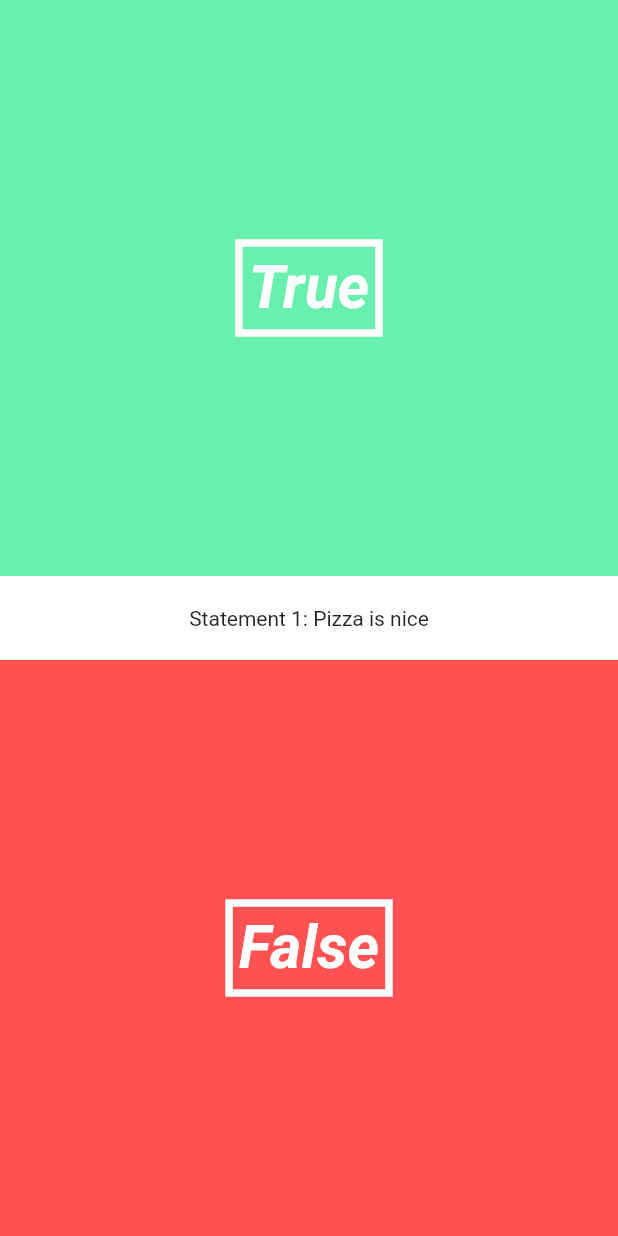
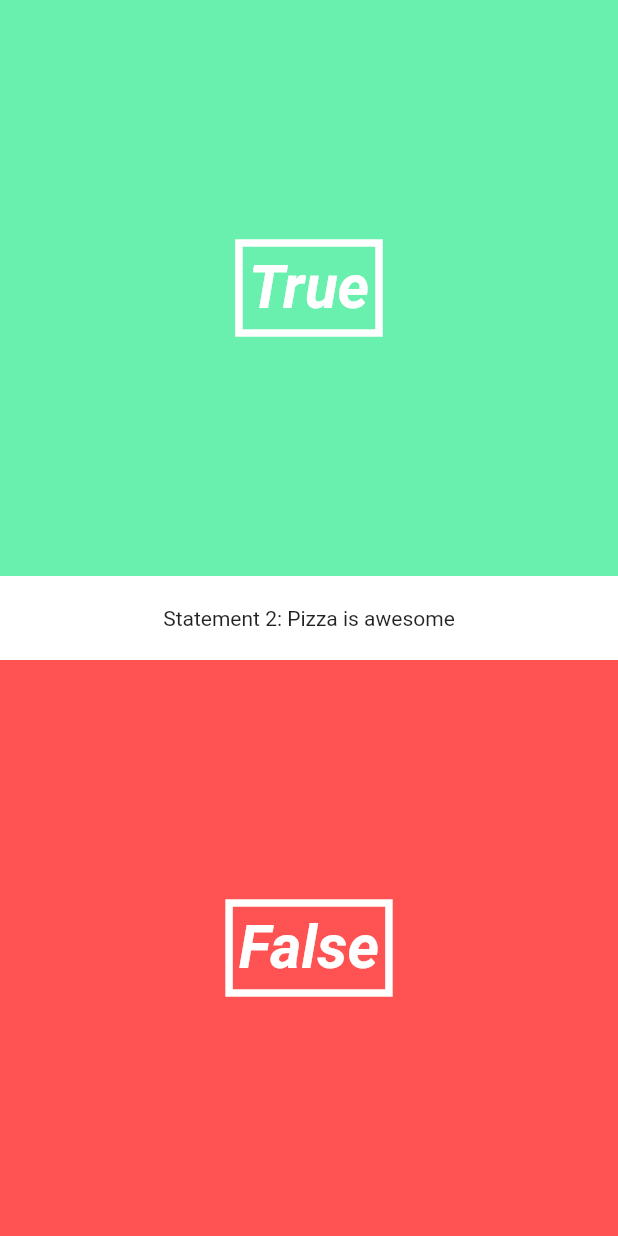
Before and after one commit to McSam27/flutter-quiz-app, a Flutter app: the screen it shows after launch, on a phone screen of 412 x 824 dp. Run offline on Flutter 3.47's test engine with Material 2 defaults, Android fonts, the phone set to English and light mode, and no system bars.

Commit message:
build question label widget.

```diff
--- a/lib/pages/quiz_page.dart
+++ b/lib/pages/quiz_page.dart
@@ -6,6 +6,7 @@ import '../utils/quiz.dart';
 
 // ui widget imports
 import '../ui/answer_button.dart';
+import '../ui/question_label.dart';
 
 // stateful widget that can be rebuilt with new data
 // can be used for feedback, animation, changing data,
@@ -32,17 +33,8 @@ class QuizPageState extends State<QuizPage> {
           children: <Widget>[
             // true button
             new AnswerButton(true, () => print('true')),
-            new Material(
-              color: Colors.white,
-              child: new Padding(
-                padding: new EdgeInsets.symmetric(
-                  vertical: 20.0
-                ),
-                child: new Center(
-                  child: new Text("Statement 1: Pizza is nice"),
-                ),
-              ),
-            ),
+            // question label
+            new QuestionText("Pizza is awesome", 2),
             // false button
             new AnswerButton(false, () => print('false')),
           ],
--- /dev/null
+++ b/lib/ui/question_label.dart
@@ -0,0 +1,30 @@
+import 'package:flutter/material.dart';
+
+class QuestionText extends StatefulWidget {
+
+  // widget variables
+  final String _question;
+  final int _questionNumber;
+
+  // constructor
+  QuestionText(this._question, this._questionNumber);
+
+  @override
+  State createState() => new QuestionTextState();
+}
+
+class QuestionTextState extends State<QuestionText> {
+  @override
+  Widget build(BuildContext context) {
+    return new Material(
+      color: Colors.white,
+      child: new Padding(
+        padding: new EdgeInsets.symmetric(vertical: 20.0),
+        child: new Center(
+          // NOTE: Use keyword, 'widget' to access the class variables in the Widget class
+          child: new Text("Statement " + widget._questionNumber.toString() + ": " + widget._question),
+        ),
+      ),
+    );
+  }
+}
```
